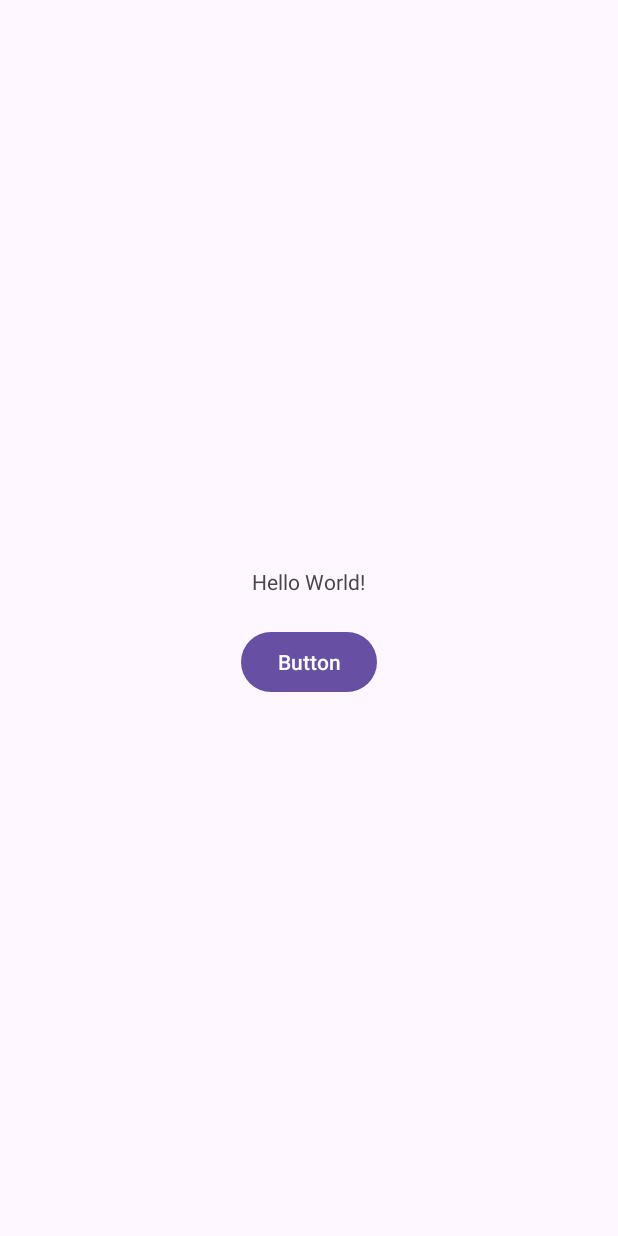
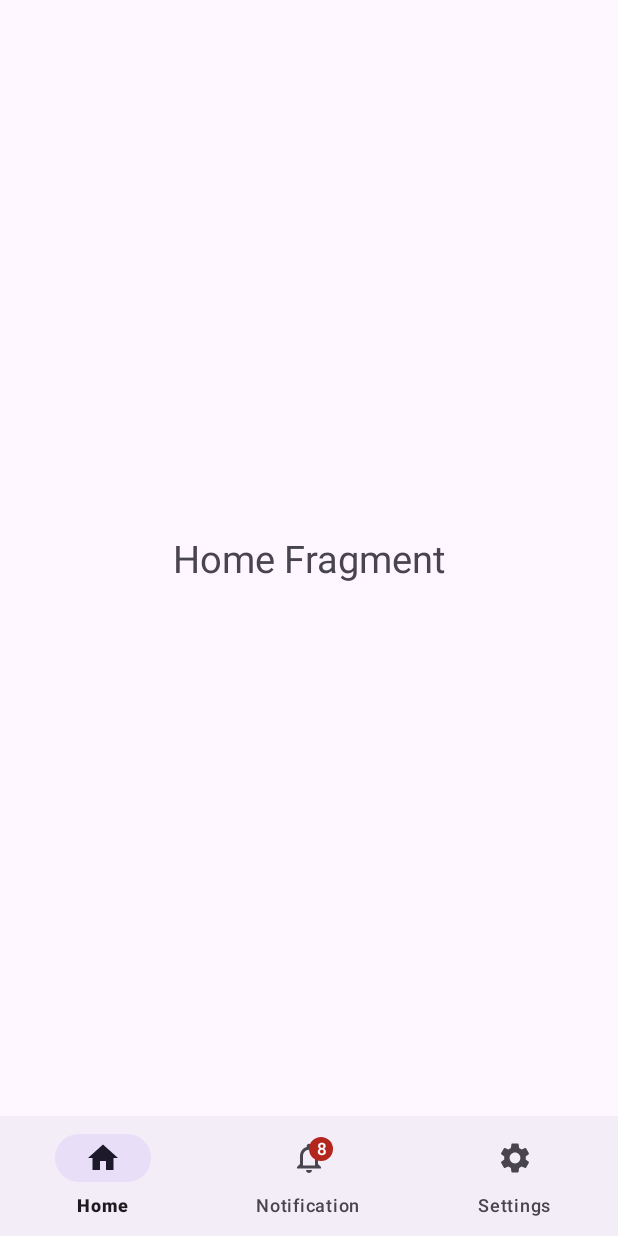
Before and after one commit to FMDani/RevENT, an Android app: the screen it shows after launch once a user with an empty profile is signed in (MainActivity), on a phone screen of 412 x 824 dp. Run offline under Robolectric (Android 15) with nearby library versions, the phone set to English and light mode, and no system bars; our stand-ins replace Firebase (no records; nobody signed in at launch, a user with empty details on screens opened directly).

Commit message:
Navigation Bar View and Login/Permission Logic

```diff
--- a/app/build.gradle
+++ b/app/build.gradle
@@ -38,6 +38,7 @@ dependencies {
     implementation 'com.google.android.gms:play-services-auth:20.1.0'
     implementation 'com.google.firebase:firebase-auth-ktx:22.0.0'
     implementation 'com.google.firebase:firebase-database:20.1.0'
+    implementation 'com.google.firebase:firebase-database-ktx:20.2.2'
     testImplementation 'junit:junit:4.13.2'
     androidTestImplementation 'androidx.test.ext:junit:1.1.5'
     androidTestImplementation 'androidx.test.espresso:espresso-core:3.5.1'
--- a/app/src/main/java/com/example/revent/activities/MainActivity.java
+++ b/app/src/main/java/com/example/revent/activities/MainActivity.java
@@ -1,69 +1,66 @@
 package com.example.revent.activities;
 
+
+
+import androidx.annotation.NonNull;
 import androidx.appcompat.app.AppCompatActivity;
 
 import android.content.Intent;
 import android.os.Bundle;
-import android.view.View;
-import android.widget.Button;
+import android.view.MenuItem;
 import android.widget.Toast;
 
+
 import com.example.revent.R;
-import com.example.revent.fragments.LoginFragment;
-import com.example.revent.models.FireBaseWrapper;
-import com.example.revent.models.MyEvent;
-import com.google.firebase.auth.FirebaseAuth;
+import com.example.revent.fragments.HomeFragment;
+import com.example.revent.fragments.NotificationFragment;
+import com.example.revent.fragments.SettingsFragment;
+import com.google.android.material.badge.BadgeDrawable;
+import com.google.android.material.bottomnavigation.BottomNavigationView;
+import com.google.android.material.navigation.NavigationBarView;
 
 public class MainActivity extends AppCompatActivity {
+
+    BottomNavigationView bottomNavigationView;
+
+    HomeFragment homeFragment = new HomeFragment();
+    SettingsFragment settingsFragment = new SettingsFragment();
+    NotificationFragment notificationFragment = new NotificationFragment();
 
     @Override
     protected void onCreate(Bundle savedInstanceState) {
         super.onCreate(savedInstanceState);
         setContentView(R.layout.activity_main);
 
-        FireBaseWrapper.RTDatabase db = new FireBaseWrapper.RTDatabase();
-        db.writeDbData(new MyEvent(10, "title", "descrizione", 11L, 12L, "£"));
+        bottomNavigationView  = findViewById(R.id.bottom_navigation);
 
-        Button sgnbutton;
+        getSupportFragmentManager().beginTransaction().replace(R.id.container,homeFragment).commit();
 
-        sgnbutton = (Button) findViewById(R.id.signoutbutton);
-        sgnbutton.setOnClickListener(new View.OnClickListener() {
-            @Override
-            public void onClick(View v) {
-
-                //TODO refactor as a callback
-                /*
-                FireBaseWrapper.Auth auth = new FireBaseWrapper.Auth();
-                auth.signOut(
-                        FireBaseWrapper.Callback
-                                .newInstance(MainActivity.class,
-                                        "signinCallback",
-                                        boolean.class)
-                );
-                 */
+        BadgeDrawable badgeDrawable = bottomNavigationView.getOrCreateBadge(R.id.notification);
+        badgeDrawable.setVisible(true);
+        badgeDrawable.setNumber(8);
 
 
-                FirebaseAuth auth = FirebaseAuth.getInstance();
-                auth.signOut();
-                signinCallback(true);
+        bottomNavigationView.setOnItemSelectedListener(new NavigationBarView.OnItemSelectedListener() {
+            @Override
+            public boolean onNavigationItemSelected(MenuItem item) {
+                int itemId = item.getItemId();
+                if (itemId == R.id.home) {
+                    getSupportFragmentManager().beginTransaction().replace(R.id.container, homeFragment).commit();
+                    return true;
+                } else if (itemId == R.id.notification) {
+                    getSupportFragmentManager().beginTransaction().replace(R.id.container, notificationFragment).commit();
+                    return true;
+                } else if (itemId == R.id.settings) {
+                    getSupportFragmentManager().beginTransaction().replace(R.id.container, settingsFragment).commit();
+                    return true;
+                }
 
+
+                return false;
             }
         });
 
-
     }
 
-    public void signinCallback(boolean result) {
-        if(!result) {
-            // TODO: Better handling of the error message --> Put in a textview of the activity
-            Toast
-                    .makeText(this, "unable to signOut", Toast.LENGTH_SHORT)
-                    .show();
-        } else {
-            // Go To Splash to check the permissions
-            Intent intent = new Intent(this, EnterActivity.class);
-            this.startActivity(intent);
-            this.finish();
-        }
-    }
 }
--- a/app/src/main/java/com/example/revent/activities/SplashActivity.java
+++ b/app/src/main/java/com/example/revent/activities/SplashActivity.java
@@ -32,17 +32,22 @@ public class SplashActivity extends AppCompatActivity {
         //TODO : check user
         // if  not --> log
 
-        FireBaseWrapper.Auth auth = new FireBaseWrapper.Auth();
-        if(!auth.isAuthenticated()) {
-            // go to Activity for login or signup
-            this.goToActivity(EnterActivity.class);
-        }
+
 
         //TODO: check permissions
+
         PermissionManager pm = new PermissionManager(this);
         if(!pm.askNeededPermission(PERMISSION_REQUEST_CODE, false)) {
             //Go to MainActivity
-            this.goToActivity(MainActivity.class);
+            //this.goToActivity(MainActivity.class);
+            FireBaseWrapper.Auth auth = new FireBaseWrapper.Auth();
+            boolean test = auth.isAuthenticated();
+            if(!auth.isAuthenticated()) {
+                // go to Activity for login or signup
+                this.goToActivity(EnterActivity.class);
+            }else{
+                this.goToActivity(MainActivity.class);
+            }
 
         }
 
@@ -54,12 +59,13 @@ public class SplashActivity extends AppCompatActivity {
             public void onClick(View view) {
                 if(!pm.askNeededPermission(PERMISSION_REQUEST_CODE, true)) {
                     //Go to MainActivity
-                    SplashActivity.this.goToActivity(MainActivity.class);
+                    SplashActivity.this.goToActivity(SplashActivity.class);
 
                 }
 
             }
         });
+
 
     }
 
--- /dev/null
+++ b/app/src/main/java/com/example/revent/fragments/HomeFragment.java
@@ -0,0 +1,21 @@
+package com.example.revent.fragments;
+
+import android.os.Bundle;
+
+import androidx.fragment.app.Fragment;
+
+import android.view.LayoutInflater;
+import android.view.View;
+import android.view.ViewGroup;
+
+import com.example.revent.R;
+
+public class HomeFragment extends Fragment {
+
+
+    @Override
+    public View onCreateView(LayoutInflater inflater, ViewGroup container,
+                             Bundle savedInstanceState) {
+        return inflater.inflate(R.layout.fragment_home, container, false);
+    }
+}
--- /dev/null
+++ b/app/src/main/java/com/example/revent/fragments/NotificationFragment.java
@@ -0,0 +1,22 @@
+package com.example.revent.fragments;
+import android.os.Bundle;
+
+import androidx.fragment.app.Fragment;
+
+import android.view.LayoutInflater;
+import android.view.View;
+import android.view.ViewGroup;
+
+import com.example.revent.R;
+
+
+public class NotificationFragment extends Fragment {
+
+
+    @Override
+    public View onCreateView(LayoutInflater inflater, ViewGroup container,
+                             Bundle savedInstanceState) {
+        // Inflate the layout for this fragment
+        return inflater.inflate(R.layout.fragment_notification, container, false);
+    }
+}
--- a/app/src/main/java/com/example/revent/models/FireBaseWrapper.java
+++ b/app/src/main/java/com/example/revent/models/FireBaseWrapper.java
@@ -117,7 +117,7 @@ public class FireBaseWrapper {
 
        public String getUid() {
            // TODO: remove this assert and better handling of non logged-in users
-           assert this.isAuthenticated();
+           //assert this.isAuthenticated();
            return this.getUser().getUid();
        }
 
@@ -134,6 +134,7 @@ public class FireBaseWrapper {
         private DatabaseReference getDb() {
 
             DatabaseReference ref = FirebaseDatabase.getInstance("https://revent-93be7-default-rtdb.europe-west1.firebasedatabase.app/").getReference(CHILD);
+            //FirebaseDatabase.getInstance("https://revent-93be7-default-rtdb.europe-west1.firebasedatabase.app/").getReference("users").setValue("test");
 
 
             // Ritorna solo gli eventi del utente corrente
--- /dev/null
+++ b/app/src/main/res/drawable/ic_baseline_home_24.xml
@@ -0,0 +1,10 @@
+<vector xmlns:android="http://schemas.android.com/apk/res/android"
+    android:width="24dp"
+    android:height="24dp"
+    android:viewportWidth="24"
+    android:viewportHeight="24"
+    android:tint="?attr/colorControlNormal">
+  <path
+      android:fillColor="@android:color/white"
+      android:pathData="M10,20v-6h4v6h5v-8h3L12,3 2,12h3v8z"/>
+</vector>
--- /dev/null
+++ b/app/src/main/res/drawable/ic_baseline_notifications_none_24.xml
@@ -0,0 +1,10 @@
+<vector xmlns:android="http://schemas.android.com/apk/res/android"
+    android:width="24dp"
+    android:height="24dp"
+    android:viewportWidth="24"
+    android:viewportHeight="24"
+    android:tint="?attr/colorControlNormal">
+  <path
+      android:fillColor="@android:color/white"
+      android:pathData="M12,22c1.1,0 2,-0.9 2,-2h-4c0,1.1 0.9,2 2,2zM18,16v-5c0,-3.07 -1.63,-5.64 -4.5,-6.32L13.5,4c0,-0.83 -0.67,-1.5 -1.5,-1.5s-1.5,0.67 -1.5,1.5v0.68C7.64,5.36 6,7.92 6,11v5l-2,2v1h16v-1l-2,-2zM16,17L8,17v-6c0,-2.48 1.51,-4.5 4,-4.5s4,2.02 4,4.5v6z"/>
+</vector>
--- /dev/null
+++ b/app/src/main/res/drawable/ic_baseline_settings_24.xml
@@ -0,0 +1,10 @@
+<vector xmlns:android="http://schemas.android.com/apk/res/android"
+    android:width="24dp"
+    android:height="24dp"
+    android:viewportWidth="24"
+    android:viewportHeight="24"
+    android:tint="?attr/colorControlNormal">
+  <path
+      android:fillColor="@android:color/white"
+      android:pathData="M19.14,12.94c0.04,-0.3 0.06,-0.61 0.06,-0.94c0,-0.32 -0.02,-0.64 -0.07,-0.94l2.03,-1.58c0.18,-0.14 0.23,-0.41 0.12,-0.61l-1.92,-3.32c-0.12,-0.22 -0.37,-0.29 -0.59,-0.22l-2.39,0.96c-0.5,-0.38 -1.03,-0.7 -1.62,-0.94L14.4,2.81c-0.04,-0.24 -0.24,-0.41 -0.48,-0.41h-3.84c-0.24,0 -0.43,0.17 -0.47,0.41L9.25,5.35C8.66,5.59 8.12,5.92 7.63,6.29L5.24,5.33c-0.22,-0.08 -0.47,0 -0.59,0.22L2.74,8.87C2.62,9.08 2.66,9.34 2.86,9.48l2.03,1.58C4.84,11.36 4.8,11.69 4.8,12s0.02,0.64 0.07,0.94l-2.03,1.58c-0.18,0.14 -0.23,0.41 -0.12,0.61l1.92,3.32c0.12,0.22 0.37,0.29 0.59,0.22l2.39,-0.96c0.5,0.38 1.03,0.7 1.62,0.94l0.36,2.54c0.05,0.24 0.24,0.41 0.48,0.41h3.84c0.24,0 0.44,-0.17 0.47,-0.41l0.36,-2.54c0.59,-0.24 1.13,-0.56 1.62,-0.94l2.39,0.96c0.22,0.08 0.47,0 0.59,-0.22l1.92,-3.32c0.12,-0.22 0.07,-0.47 -0.12,-0.61L19.14,12.94zM12,15.6c-1.98,0 -3.6,-1.62 -3.6,-3.6s1.62,-3.6 3.6,-3.6s3.6,1.62 3.6,3.6S13.98,15.6 12,15.6z"/>
+</vector>
--- a/app/src/main/res/layout/activity_enter.xml
+++ b/app/src/main/res/layout/activity_enter.xml
@@ -10,4 +10,5 @@
         android:id="@+id/loginRegisterFragment"
         android:layout_width="match_parent"
         android:layout_height="match_parent" />
+
 </androidx.constraintlayout.widget.ConstraintLayout>
--- a/app/src/main/res/layout/activity_main.xml
+++ b/app/src/main/res/layout/activity_main.xml
@@ -1,29 +1,33 @@
 <?xml version="1.0" encoding="utf-8"?>
-<androidx.constraintlayout.widget.ConstraintLayout xmlns:android="http://schemas.android.com/apk/res/android"
+<RelativeLayout xmlns:android="http://schemas.android.com/apk/res/android"
     xmlns:app="http://schemas.android.com/apk/res-auto"
     xmlns:tools="http://schemas.android.com/tools"
     android:layout_width="match_parent"
     android:layout_height="match_parent"
     tools:context=".activities.MainActivity">
 
-    <LinearLayout
+
+
+
+    <FrameLayout
         android:layout_width="match_parent"
         android:layout_height="match_parent"
-        android:orientation="vertical"
-        android:gravity="center">
+        android:id="@+id/container"
+        android:layout_above="@id/bottom_navigation">
 
-        <TextView
-            android:layout_width="wrap_content"
-            android:layout_height="wrap_content"
-            android:text="Hello World!"
-            android:layout_margin="20dp"
-            />
 
-        <Button
-            android:id="@+id/signoutbutton"
-            android:layout_width="wrap_content"
-            android:layout_height="wrap_content"
-            android:text="Button" />
-    </LinearLayout>
 
-</androidx.constraintlayout.widget.ConstraintLayout>
+    </FrameLayout>
+
+
+    <com.google.android.material.bottomnavigation.BottomNavigationView
+        android:layout_width="match_parent"
+        android:layout_height="wrap_content"
+        android:id="@+id/bottom_navigation"
+        android:layout_alignParentBottom="true"
+        app:menu="@menu/bottom_nav_menu"
+        />
+
+
+
+</RelativeLayout>
--- /dev/null
+++ b/app/src/main/res/layout/fragment_home.xml
@@ -0,0 +1,16 @@
+<?xml version="1.0" encoding="utf-8"?>
+<RelativeLayout xmlns:android="http://schemas.android.com/apk/res/android"
+    xmlns:tools="http://schemas.android.com/tools"
+    android:layout_width="match_parent"
+    android:layout_height="match_parent"
+    tools:context=".fragments.HomeFragment">
+
+    <TextView
+        android:layout_width="wrap_content"
+        android:layout_height="wrap_content"
+        android:text="Home Fragment"
+        android:textSize="25dp"
+        android:layout_centerInParent="true"/>
+
+
+</RelativeLayout>
--- /dev/null
+++ b/app/src/main/res/menu/bottom_nav_menu.xml
@@ -0,0 +1,13 @@
+<?xml version="1.0" encoding="utf-8"?>
+<menu xmlns:android="http://schemas.android.com/apk/res/android">
+
+    <item android:id="@+id/home"
+        android:title="Home"
+        android:icon="@drawable/ic_baseline_home_24"/>
+    <item android:id="@+id/notification"
+        android:title="Notification"
+        android:icon="@drawable/ic_baseline_notifications_none_24"/>
+    <item android:id="@+id/settings"
+        android:title="Settings"
+        android:icon="@drawable/ic_baseline_settings_24"/>
+</menu>
```
Also changed, not shown: app/src/main/java/com/example/revent/fragments/SettingsFragment.java (added, +73 -0 lines), app/src/main/res/layout/fragment_notification.xml (added, +16 -0 lines), app/src/main/res/layout/fragment_settings.xml (added, +22 -0 lines).
